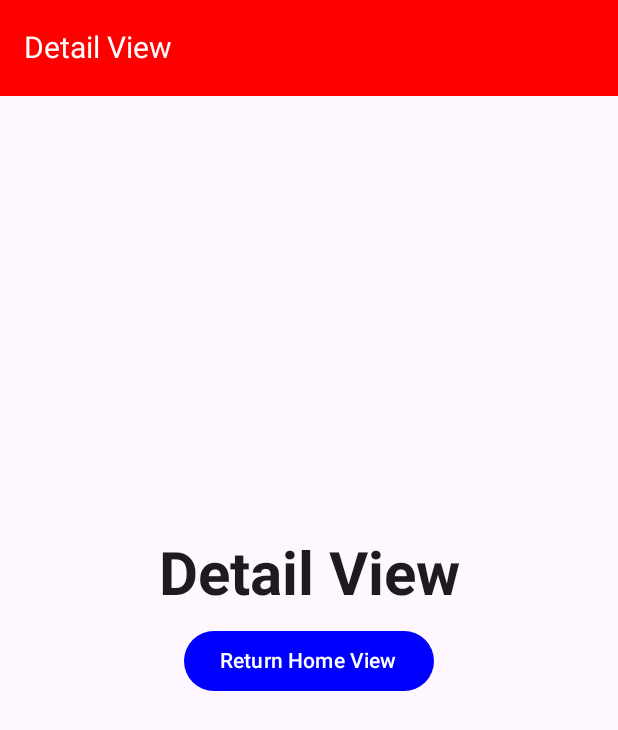
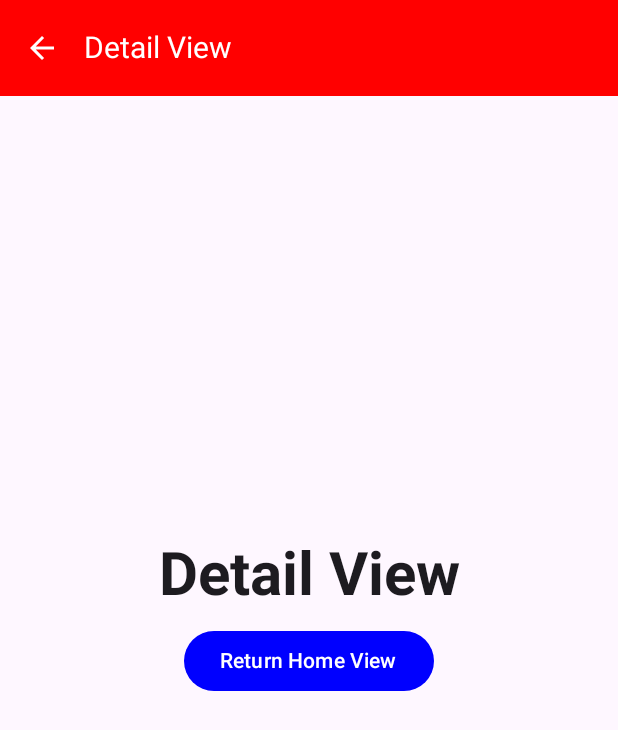
Before and after one commit to IsraelMerlyn/miapp_, an Android app built with Jetpack Compose: the DetailsView screen opened through its navigation route, on a phone screen of 412 x 824 dp. Shown: the top 730 px of the screen. Run offline under Robolectric (Android 15) with nearby library versions, the phone set to English and light mode, and no system bars.

Commit message:
tasks #0.7 Implementando Estructura de Navegacion Regresar

```diff
--- a/app/src/main/java/com/israelmerlyn/app_jetpack/components/BarComponents.kt
+++ b/app/src/main/java/com/israelmerlyn/app_jetpack/components/BarComponents.kt
@@ -4,9 +4,11 @@ import androidx.compose.material.icons.Icons
 import androidx.compose.material.icons.filled.Add
 import androidx.compose.material3.FloatingActionButton
 import androidx.compose.material3.Icon
+import androidx.compose.material3.IconButton
 import androidx.compose.material3.Text
 import androidx.compose.runtime.Composable
 import androidx.compose.ui.graphics.Color
+import androidx.compose.ui.graphics.vector.ImageVector
 import androidx.compose.ui.unit.sp
 
 @Composable
@@ -24,3 +26,11 @@ fun ActionButton() {
     Icon(imageVector = Icons.Default.Add, contentDescription = "Agregar")
     }
 }
+
+@Composable
+fun MainIconButton(icon: ImageVector, OnClick: () -> Unit) {
+    IconButton(OnClick) {
+        Icon(imageVector = icon, contentDescription = null, tint = Color.White)
+    }
+
+}
--- a/app/src/main/java/com/israelmerlyn/app_jetpack/views/DetailView.kt
+++ b/app/src/main/java/com/israelmerlyn/app_jetpack/views/DetailView.kt
@@ -1,8 +1,11 @@
 package com.israelmerlyn.app_jetpack.views
 
+import android.annotation.SuppressLint
 import androidx.compose.foundation.layout.Arrangement
 import androidx.compose.foundation.layout.Column
 import androidx.compose.foundation.layout.fillMaxSize
+import androidx.compose.material.icons.Icons
+import androidx.compose.material.icons.filled.ArrowBack
 import androidx.compose.material3.ExperimentalMaterial3Api
 import androidx.compose.material3.Scaffold
 import androidx.compose.material3.TopAppBar
@@ -13,10 +16,12 @@ import androidx.compose.ui.Modifier
 import androidx.compose.ui.graphics.Color
 import androidx.navigation.NavController
 import com.israelmerlyn.app_jetpack.components.MainButton
+import com.israelmerlyn.app_jetpack.components.MainIconButton
 import com.israelmerlyn.app_jetpack.components.Space
 import com.israelmerlyn.app_jetpack.components.TitleBar
 import com.israelmerlyn.app_jetpack.components.TitleView
 
+@SuppressLint("UnusedMaterial3ScaffoldPaddingParameter")
 @OptIn(ExperimentalMaterial3Api::class)
 @Composable
 fun DetailsView(navController: NavController){
@@ -25,7 +30,12 @@ fun DetailsView(navController: NavController){
             TopAppBar(
                 title = { TitleBar(name = "Detail View") }, colors = TopAppBarDefaults.mediumTopAppBarColors(
                     containerColor = Color.Red
-                )
+                ),
+                navigationIcon = {
+                    MainIconButton(icon = Icons.Default.ArrowBack) {
+                        navController.popBackStack()
+                    }
+                }
             )
         }
     ) {
```
